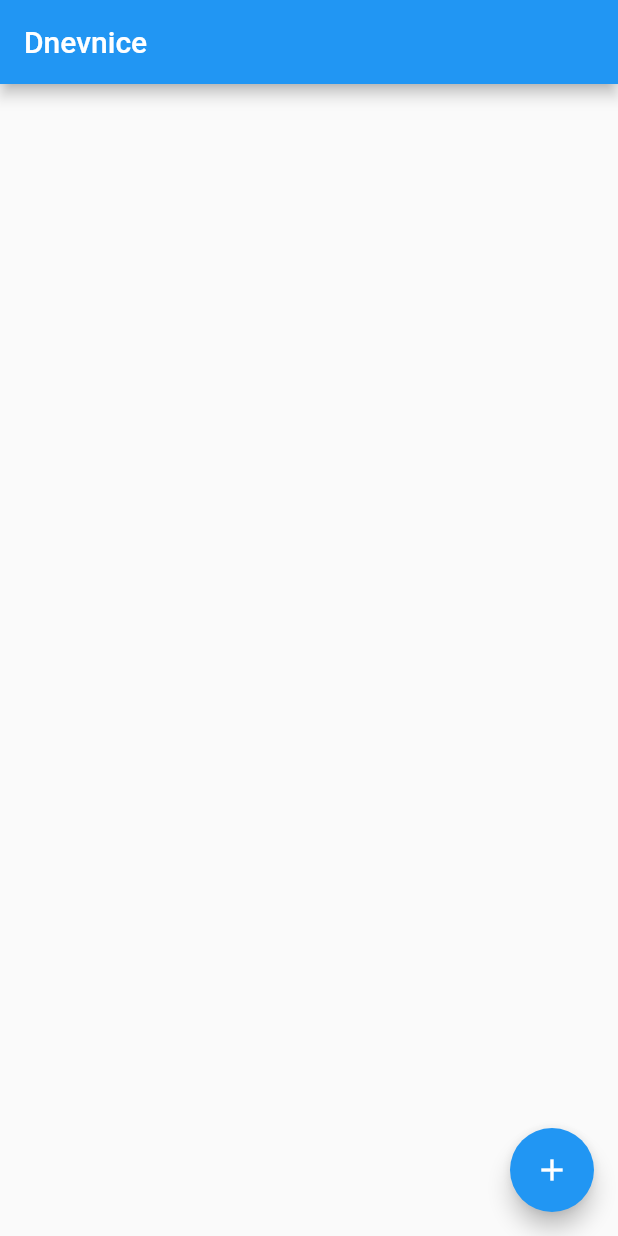
After one commit to zavovkci/dnevnice_flutter, a Flutter app: the screen it shows after launch, on a phone screen of 412 x 824 dp. The commit adds this screen. Run offline on Flutter 3.47's test engine with Material 2 defaults, Android fonts, the light colour scheme and no system bars.

Commit message:
chore: restructure files

```diff
--- /dev/null
+++ b/lib/src/app.dart
@@ -0,0 +1,18 @@
+import 'package:dnevnice_flutter/src/components/home.component.dart';
+import 'package:flutter/material.dart';
+
+class MyApp extends StatelessWidget {
+  const MyApp({Key? key}) : super(key: key);
+
+  @override
+  Widget build(BuildContext context) {
+    return MaterialApp(
+      title: 'Dnevnice',
+      debugShowCheckedModeBanner: false,
+      theme: ThemeData(
+        primarySwatch: Colors.blue,
+      ),
+      home: const HomeComponent(title: 'Dnevnice'),
+    );
+  }
+}
--- /dev/null
+++ b/lib/src/components/home.component.dart
@@ -0,0 +1,35 @@
+
+import 'package:flutter/material.dart';
+
+class HomeComponent extends StatefulWidget {
+  const HomeComponent({Key? key, required this.title}) : super(key: key);
+
+  final String title;
+
+  @override
+  State<HomeComponent> createState() => _HomeComponentState();
+}
+
+class _HomeComponentState extends State<HomeComponent> {
+
+  @override
+  Widget build(BuildContext context) {
+    return Scaffold(
+      appBar: AppBar(
+        title: Text(widget.title),
+      ),
+      body: Center(
+        child: Column(
+          mainAxisAlignment: MainAxisAlignment.center,
+          children: <Widget>[
+          ],
+        ),
+      ),
+      floatingActionButton: FloatingActionButton(
+        onPressed: () {},
+        tooltip: 'Novi nalog',
+        child: const Icon(Icons.add),
+      ),
+    );
+  }
+}
```
Also changed, not shown: lib/main.dart (+1 -49 lines).
